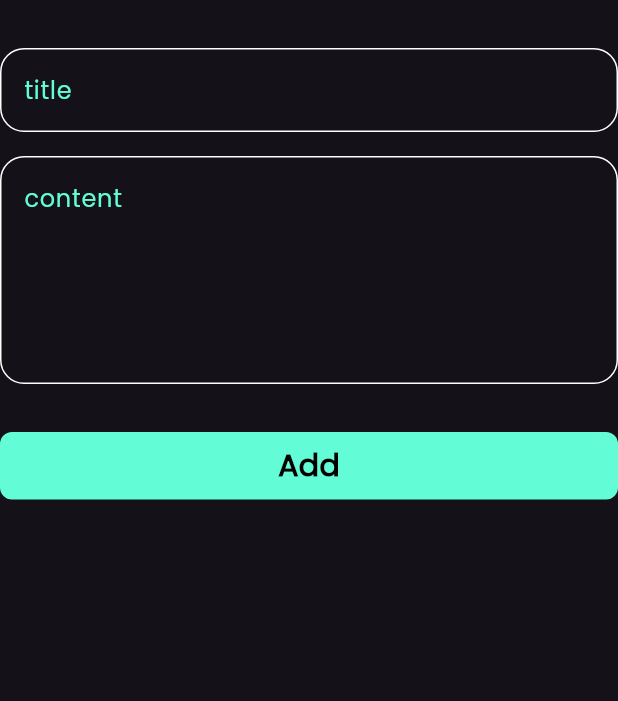
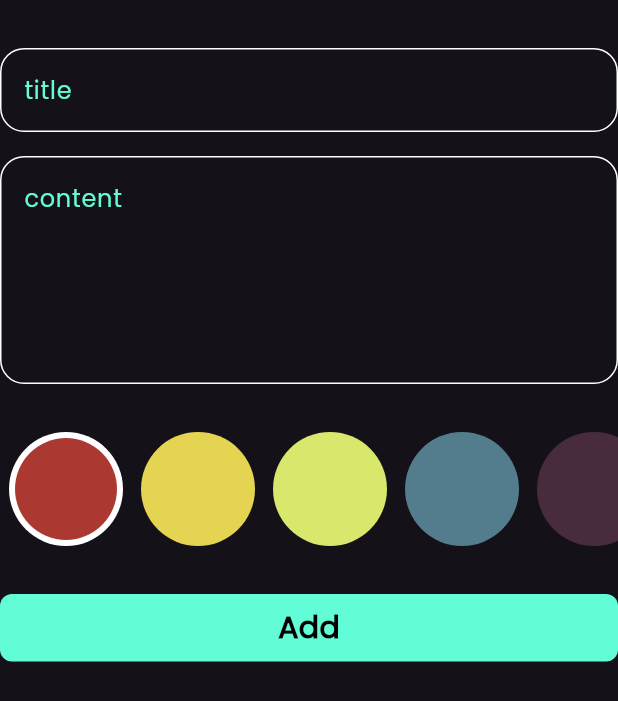
Before and after one commit to amrnooour/note_app, a Flutter app: the AddNoteForm widget shown alone on an empty page, opened directly, on a phone screen of 412 x 824 dp. Shown: the top 701 px of the screen. Run offline on Flutter 3.47's test engine with Material 3 defaults, Android fonts, the phone set to English and light mode, and no system bars; our stand-ins replace flutter_bloc, font_awesome_flutter, hive, hive_flutter; accounts and stored records are empty.

Commit message:
select color

```diff
--- a/lib/core/utils/constants.dart
+++ b/lib/core/utils/constants.dart
@@ -1,3 +1,12 @@
+import 'package:flutter/material.dart';
+
 abstract class Constants {
   static const noteBox = "note_box";
+  static List<Color> kColors = const [
+  Color(0xffAC3931),
+  Color(0xffE5D352),
+  Color(0xffD9E76C),
+  Color(0xff537D8D),
+  Color(0xff482C3D),
+];
 }
--- a/lib/features/note/presentation/cubit/add_notes/add_notes_cubit.dart
+++ b/lib/features/note/presentation/cubit/add_notes/add_notes_cubit.dart
@@ -1,3 +1,4 @@
+import 'package:flutter/material.dart';
 import 'package:flutter_bloc/flutter_bloc.dart';
 import 'package:hive/hive.dart';
 import 'package:note_app/core/utils/constants.dart';
@@ -7,8 +8,10 @@ import 'package:note_app/features/note/presentation/cubit/add_notes/add_notes_st
 class AddNotesCubit extends Cubit<AddNoteStaes> {
   AddNotesCubit() : super(AddNoteInitial());
 
+  Color? color = const Color(0xffAC3931);
   addNote(NoteModel note) async {
     try {
+      note.color = color!.value;
       emit(AddNoteLoading());
       var noteBox = Hive.box<NoteModel>(Constants.noteBox);
       await noteBox.add(note);
--- a/lib/features/note/presentation/views/widgets/add_note_form.dart
+++ b/lib/features/note/presentation/views/widgets/add_note_form.dart
@@ -4,6 +4,7 @@ import 'package:intl/intl.dart';
 import 'package:note_app/features/note/data/models/note_model.dart';
 import 'package:note_app/features/note/presentation/cubit/add_notes/add_notes_cubit.dart';
 import 'package:note_app/features/note/presentation/cubit/add_notes/add_notes_states.dart';
+import 'package:note_app/features/note/presentation/views/widgets/color_list_view.dart';
 import 'package:note_app/features/note/presentation/views/widgets/custom_button.dart';
 import 'package:note_app/features/note/presentation/views/widgets/custom_text_field.dart';
 
@@ -47,6 +48,10 @@ class _AddNoteFormState extends State<AddNoteForm> {
           const SizedBox(
             height: 32,
           ),
+          const ColorListView(),
+          const SizedBox(
+            height: 32,
+          ),
           BlocBuilder<AddNotesCubit, AddNoteStaes>(
             builder: (context, state) => CustomButton(
               isLoading: state is AddNoteLoading ? true : false,
--- /dev/null
+++ b/lib/features/note/presentation/views/widgets/color_item.dart
@@ -0,0 +1,24 @@
+import 'package:flutter/material.dart';
+
+class ColorItem extends StatelessWidget {
+  final bool isActive;
+  final Color color;
+  const ColorItem({super.key, required this.isActive, required this.color});
+
+  @override
+  Widget build(BuildContext context) {
+    return isActive
+        ?  CircleAvatar(
+            radius: 38,
+            backgroundColor: Colors.white,
+            child: CircleAvatar(
+              radius: 34,
+              backgroundColor: color,
+            ),
+          )
+        : CircleAvatar(
+            radius: 38,
+            backgroundColor: color,
+          );
+  }
+}
--- /dev/null
+++ b/lib/features/note/presentation/views/widgets/color_list_view.dart
@@ -0,0 +1,41 @@
+import 'package:flutter/material.dart';
+import 'package:flutter_bloc/flutter_bloc.dart';
+import 'package:note_app/core/utils/constants.dart';
+import 'package:note_app/features/note/presentation/cubit/add_notes/add_notes_cubit.dart';
+import 'package:note_app/features/note/presentation/views/widgets/color_item.dart';
+
+class ColorListView extends StatefulWidget {
+  const ColorListView({super.key});
+
+  @override
+  State<ColorListView> createState() => _ColorListViewState();
+}
+
+class _ColorListViewState extends State<ColorListView> {
+  int currentIndex = 0;
+  @override
+  Widget build(BuildContext context) {
+    return SizedBox(
+      height: 76,
+      child: ListView.builder(
+        itemCount: Constants.kColors.length,
+        scrollDirection: Axis.horizontal,
+        itemBuilder: (context, index) => Padding(
+          padding: const EdgeInsets.symmetric(horizontal: 6),
+          child: GestureDetector(
+            onTap: () {
+              currentIndex = index;
+              BlocProvider.of<AddNotesCubit>(context).color =
+                  Constants.kColors[index];
+              setState(() {});
+            },
+            child: ColorItem(
+              color: Constants.kColors[index],
+              isActive: currentIndex == index,
+            ),
+          ),
+        ),
+      ),
+    );
+  }
+}
--- a/lib/features/note/presentation/views/widgets/note_item.dart
+++ b/lib/features/note/presentation/views/widgets/note_item.dart
@@ -23,7 +23,7 @@ class NoteItem extends StatelessWidget {
       child: Container(
         padding: const EdgeInsets.only(top: 24, bottom: 24, left: 16, right: 8),
         decoration: BoxDecoration(
-            color: Colors.yellow,
+            color: Color(noteModel.color),
             borderRadius: BorderRadius.circular(16)),
         child: Column(
           crossAxisAlignment: CrossAxisAlignment.end,
```
